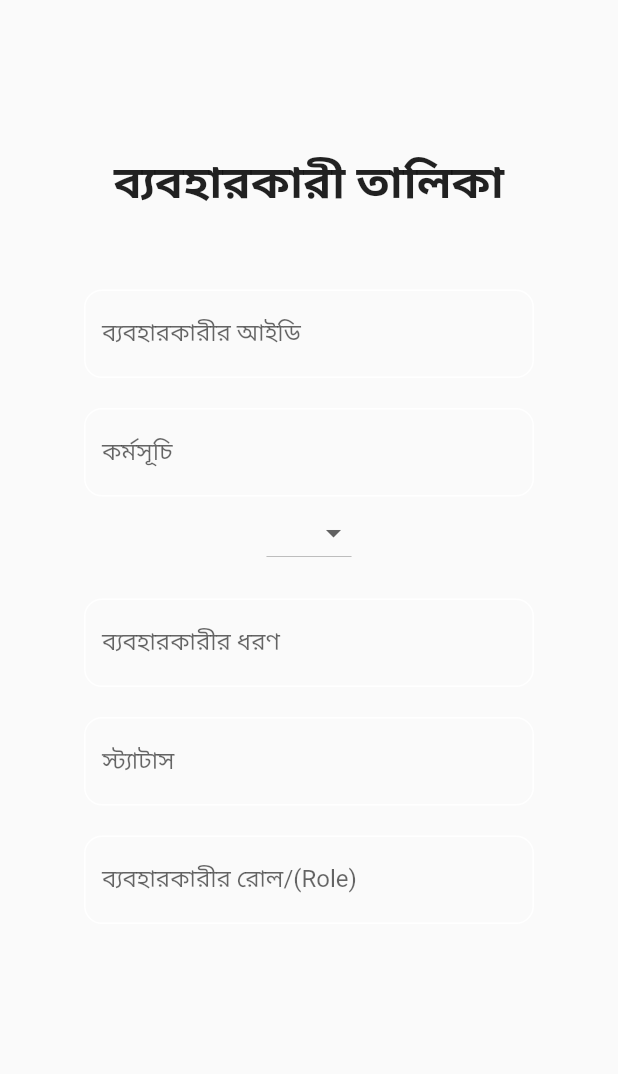
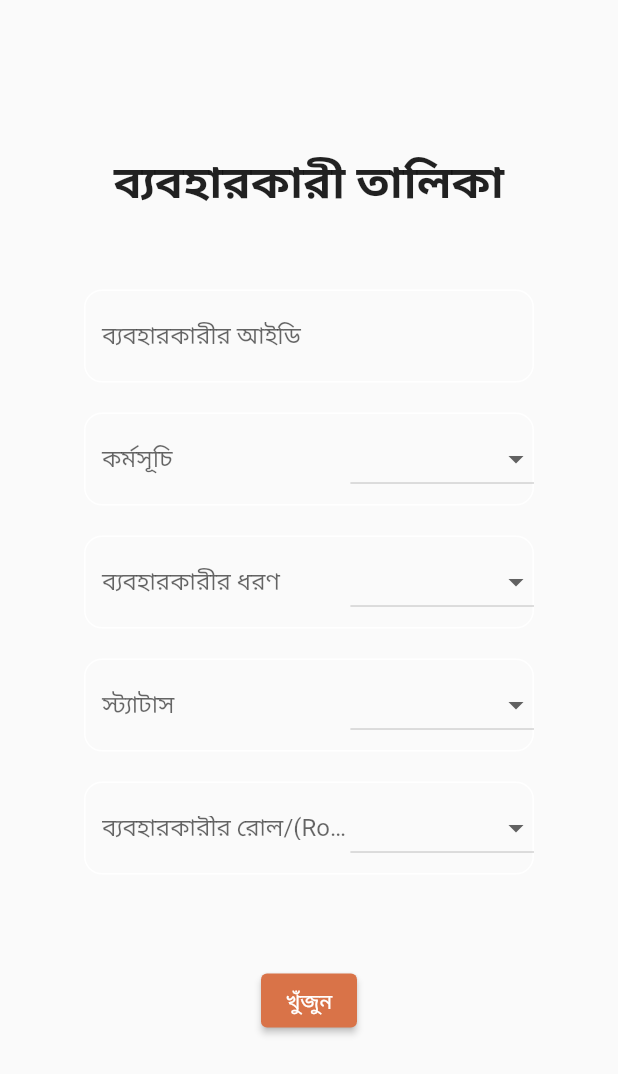
Before and after one commit to Taseen23/Applications_Managment_System, a Flutter app: the Admin screen opened by its route, on a phone screen of 412 x 824 dp. Shown: the top 1074 px of the screen. Run offline on Flutter 3.47's test engine with Material 2 defaults, Android fonts, the light colour scheme and no system bars; our stand-ins replace pie_chart.

Commit message:
Drop_down Button

```diff
--- a/lib/userpages/administrator.dart
+++ b/lib/userpages/administrator.dart
@@ -1,3 +1,4 @@
+import 'package:flutter/cupertino.dart';
 import 'package:flutter/material.dart';
 
 import '../utils/routes.dart';
@@ -13,16 +14,20 @@ class _AdminState extends State<Admin> {
 
   late String selectedOption;
 
-  final List<String> options = ['আমি', 'ভাত', 'খাই', ];
+  final List<String> options = ['মন্ত্রণালয়', 'পরিচালক দপ্তর', 'অন্যান্য', ];
+  final List<String> options1 = ['মন্ত্রণালয়', 'পরিচালক দপ্তর', 'অন্যান্য', ];
+  final List<String> options2 = ['মন্ত্রণালয়', 'পরিচালক দপ্তর', 'অন্যান্য', ];
+  final List<String> options3 = ['মন্ত্রণালয়', 'পরিচালক দপ্তর', 'অন্যান্য', ];
+
+  TextEditingController textEditingController = TextEditingController();
   @override
   Widget build(BuildContext context) {
 
 
     return Scaffold(
       body:
-
-
-      Container(
+      SingleChildScrollView(
+          child: Container(
           child: Center(
               child:
 
@@ -59,7 +64,7 @@ class _AdminState extends State<Admin> {
                               borderSide: BorderSide(color: Colors.white),
                               borderRadius: BorderRadius.circular(12)
                           ),
-            hintText: "Enter Username",
+                          hintText: "ব্যবহারকারীর আইডি দিন",
                           labelText: "ব্যবহারকারীর আইডি",
                         ),
                       ),
@@ -72,17 +77,8 @@ class _AdminState extends State<Admin> {
                       child: TextFormField(
                         //  controller: _lastnameController,
                         decoration: InputDecoration(
-            enabledBorder: OutlineInputBorder(
-                borderSide: BorderSide(color: Colors.white),
-                borderRadius: BorderRadius.circular(12)
-            ),
-            hintText: "Enter Username",
-            labelText: "কর্মসূচি",
-          ),
-        ),
-      ),
-        SizedBox(width: 16),
-        DropdownButton<String>(
+                            suffixIcon: DropdownButton<String>(
+
                               // value: selectedOption,
                               onChanged: (value) {
                                 setState(() {
@@ -96,20 +92,49 @@ class _AdminState extends State<Admin> {
                                 );
                               }).toList(),
                             ),
-      SizedBox(
-        height: 20.0,
-      ),
-      SizedBox(
-        width: 300,
-        child: TextFormField(
-          //  controller: _emailController,
 
-          decoration: InputDecoration(
                           enabledBorder: OutlineInputBorder(
                               borderSide: BorderSide(color: Colors.white),
                               borderRadius: BorderRadius.circular(12)
                           ),
-            hintText: "User Email Address",
+                          hintText: " --বেছে নিন-- ",
+                          labelText: "কর্মসূচি",
+                        ),
+                      ),
+                    ),
+                   // SizedBox(width: 16),
+
+                    SizedBox(
+                      height: 20.0,
+                    ),
+
+                    SizedBox(
+                      width: 300,
+                      child: TextFormField(
+
+                        //  controller: _emailController,
+
+                        decoration: InputDecoration(
+                          suffixIcon: DropdownButton<String>(
+
+                            // value: selectedOption,
+                            onChanged: (value) {
+                              setState(() {
+                                selectedOption = value.toString();
+                              });
+                            },
+                            items: options.map((option) {
+                              return DropdownMenuItem<String>(
+                                value: option,
+                                child: Text(option),
+                              );
+                            }).toList(),
+                          ),
+                          enabledBorder: OutlineInputBorder(
+                              borderSide: BorderSide(color: Colors.white),
+                              borderRadius: BorderRadius.circular(12)
+                          ),
+                          hintText: "--বেছে নিন--",
                           labelText: "ব্যবহারকারীর ধরণ",
                         ),
                       ),
@@ -124,11 +149,26 @@ class _AdminState extends State<Admin> {
 
                         obscureText: true,
                         decoration: InputDecoration(
+                          suffixIcon: DropdownButton<String>(
+
+                            // value: selectedOption,
+                            onChanged: (value) {
+                              setState(() {
+                                selectedOption = value.toString();
+                              });
+                            },
+                            items: options.map((option) {
+                              return DropdownMenuItem<String>(
+                                value: option,
+                                child: Text(option),
+                              );
+                            }).toList(),
+                          ),
                           enabledBorder: OutlineInputBorder(
                               borderSide: BorderSide(color: Colors.white),
                               borderRadius: BorderRadius.circular(12)
                           ),
-            hintText: "Enter New Password",
+                          hintText: "--বেছে নিন--",
                           labelText: "স্ট্যাটাস",
                         ),
                       ),
@@ -142,11 +182,26 @@ class _AdminState extends State<Admin> {
                         //  controller: _confirmpasswordController,
                         obscureText: true,
                         decoration: InputDecoration(
+                          suffixIcon: DropdownButton<String>(
+
+                            // value: selectedOption,
+                            onChanged: (value) {
+                              setState(() {
+                                selectedOption = value.toString();
+                              });
+                            },
+                            items: options.map((option) {
+                              return DropdownMenuItem<String>(
+                                value: option,
+                                child: Text(option),
+                              );
+                            }).toList(),
+                          ),
                           enabledBorder: OutlineInputBorder(
                               borderSide: BorderSide(color: Colors.white),
                               borderRadius: BorderRadius.circular(12)
                           ),
-            hintText: "Enter Confirm Password",
+                          hintText: "--বেছে নিন--",
                           labelText: "ব্যবহারকারীর রোল/(Role)",
                         ),
                       ),
@@ -156,14 +211,38 @@ class _AdminState extends State<Admin> {
                     ),
                     SizedBox(
                       height: 40,
+                    ),
+                    Container(
+                      alignment: Alignment.center,
+
+                      child: ElevatedButton(
+                        onPressed: () {
+
+                          Navigator.pushNamed(
+                            context,
+                            MyRoutes.lognipage,
+                          );
+                        }  ,
+                        child:Text('খুঁজুন'),
 
 
+                        style: ElevatedButton.styleFrom(
+                          backgroundColor: Color(0xffd97348),
 
+                          //Color(0xffeb6f1c),
+
+                        ),
+
+                      ),
                     ),
                   ]
               )
           )
       )
+      )
+
+
+
     );
   }
 }
```
Lines whose indentation alone changed are shown as unchanged.
